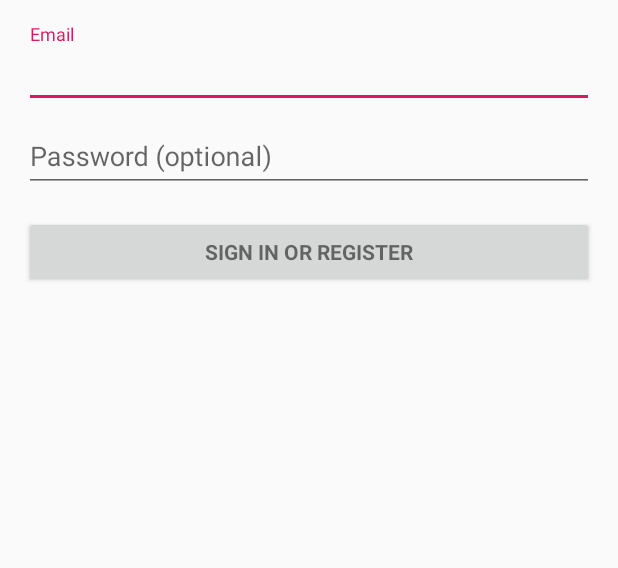
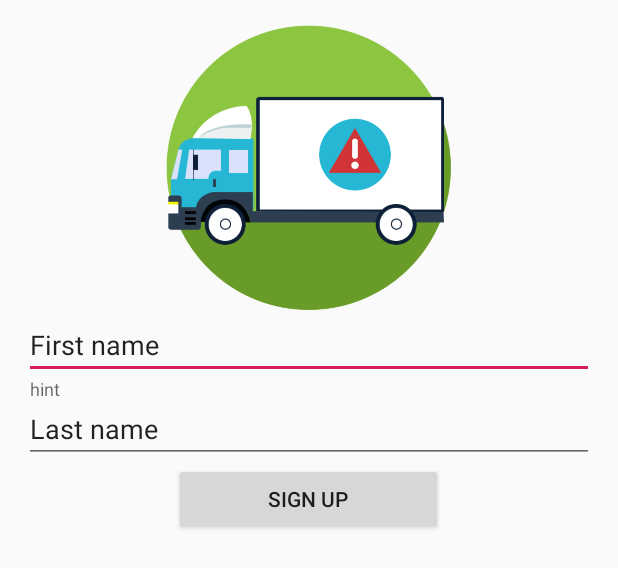
Before and after one commit to cc506/TruckAlert-UI, an Android app: the layout activity_login.xml on its own in the app's theme, with its tools: preview values and no code run, on a phone screen of 412 x 824 dp. Shown: the top 568 px of the screen. Run offline under Robolectric (Android 15) with nearby library versions, the phone set to English and light mode, and no system bars.

Commit message:
sign up (not finsihed yet)

```diff
--- a/app/src/main/res/layout/activity_login.xml
+++ b/app/src/main/res/layout/activity_login.xml
@@ -1,5 +1,6 @@
 <?xml version="1.0" encoding="utf-8"?>
 <LinearLayout xmlns:android="http://schemas.android.com/apk/res/android"
+    xmlns:app="http://schemas.android.com/apk/res-auto"
     xmlns:tools="http://schemas.android.com/tools"
     android:layout_width="match_parent"
     android:layout_height="match_parent"
@@ -20,6 +21,38 @@
         android:layout_marginBottom="8dp"
         android:visibility="gone" />
 
+    <ImageView
+        android:id="@+id/imageView6"
+        android:layout_width="match_parent"
+        android:layout_height="191dp"
+        app:srcCompat="@drawable/truck" />
+
+    <EditText
+        android:id="@+id/editText"
+        android:layout_width="match_parent"
+        android:layout_height="wrap_content"
+        android:ems="10"
+        android:inputType="textEmailAddress"
+        android:text="First name" />
+
+    <android.support.design.widget.TextInputLayout
+        android:layout_width="match_parent"
+        android:layout_height="wrap_content">
+
+        <android.support.design.widget.TextInputEditText
+            android:layout_width="match_parent"
+            android:layout_height="wrap_content"
+            android:hint="hint"
+            android:text="Last name " />
+
+    </android.support.design.widget.TextInputLayout>
+
+    <Button
+        android:id="@+id/Signup"
+        android:layout_width="179dp"
+        android:layout_height="wrap_content"
+        android:text="Sign up" />
+
     <ScrollView
         android:id="@+id/login_form"
         android:layout_width="match_parent"
@@ -33,46 +66,13 @@
 
             <android.support.design.widget.TextInputLayout
                 android:layout_width="match_parent"
-                android:layout_height="wrap_content">
-
-                <AutoCompleteTextView
-                    android:id="@+id/email"
-                    android:layout_width="match_parent"
-                    android:layout_height="wrap_content"
-                    android:hint="@string/prompt_email"
-                    android:inputType="textEmailAddress"
-                    android:maxLines="1"
-                    android:singleLine="true" />
-
-            </android.support.design.widget.TextInputLayout>
+                android:layout_height="wrap_content" />
 
             <android.support.design.widget.TextInputLayout
                 android:layout_width="match_parent"
-                android:layout_height="wrap_content">
-
-                <EditText
-                    android:id="@+id/password"
-                    android:layout_width="match_parent"
-                    android:layout_height="wrap_content"
-                    android:hint="@string/prompt_password"
-                    android:imeActionId="6"
-                    android:imeActionLabel="@string/action_sign_in_short"
-                    android:imeOptions="actionUnspecified"
-                    android:inputType="textPassword"
-                    android:maxLines="1"
-                    android:singleLine="true" />
-
-            </android.support.design.widget.TextInputLayout>
-
-            <Button
-                android:id="@+id/email_sign_in_button"
-                style="?android:textAppearanceSmall"
-                android:layout_width="match_parent"
-                android:layout_height="wrap_content"
-                android:layout_marginTop="16dp"
-                android:text="@string/action_sign_in"
-                android:textStyle="bold" />
+                android:layout_height="wrap_content" />
 
         </LinearLayout>
     </ScrollView>
+
 </LinearLayout>
```
Also changed, not shown: app/src/main/res/layout/sign_up.xml (added, +60 -0 lines), app/src/main/res/drawable/truck.png (added).
